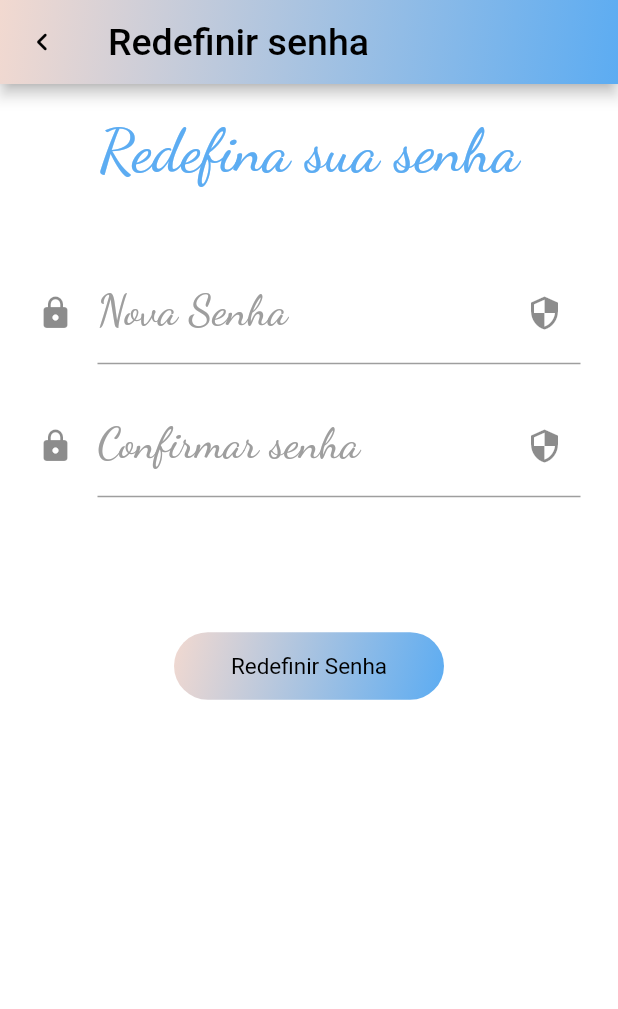
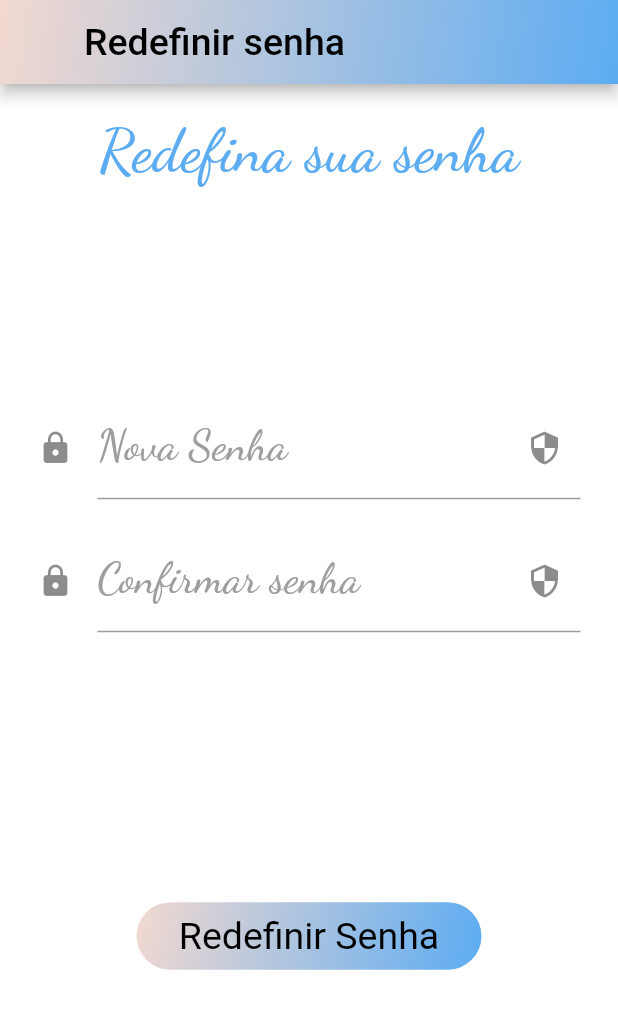
Before and after one commit to KalilBalech/H8Book, a Flutter app: the RecuperarSenha screen opened directly, after a tap on "Recuperar Senha", on a phone screen of 412 x 824 dp. Shown: the top 1009 px of the screen. Run offline on Flutter 3.47's test engine with Material 2 defaults, Android fonts, the phone set to English and light mode, and no system bars; our stand-ins replace cloud_firestore, firebase_core, fluttertoast; accounts and stored records are empty; Roboto replaces fonts that are missing (CaviarDreams).

```diff
--- a/lib/Pages/Usuario/recuperar_senha.dart
+++ b/lib/Pages/Usuario/recuperar_senha.dart
@@ -29,6 +29,7 @@ class _RecuperarSenhaState extends State<RecuperarSenha> {
     return Scaffold(
       backgroundColor: MyColors.corBasica,
       appBar: AppBar(
+        titleSpacing: 0,
         leading: Builder(
           builder: (BuildContext context) {
             return IconButton(
@@ -68,46 +69,12 @@ class _RecuperarSenhaState extends State<RecuperarSenha> {
                   "Preencha seus dados",
                   style: TextStyle(
                     color: MyColors.corPrincipal,
-                    fontSize: 29,
+                    fontSize: 35,
                     fontWeight: FontWeight.w400,
                     fontFamily: "DancingScript",
                   ),
                 ),
-                Container(
-                  decoration: BoxDecoration(
-                    color: Colors.white,
-                    borderRadius: BorderRadius.circular(20),
-                  ),
-                  margin: EdgeInsets.symmetric(horizontal: 20, vertical: 10),
-                  padding: EdgeInsets.symmetric(horizontal: 5),
-                  child: Form(
-                    key: _emailKey,
-                    child: TextFormField(
-                      validator: (valor) {
-                        if (valor.isEmpty) {
-                          return 'Escreva seu email';
-                        }
-                        if (!valor.contains("@")) {
-                          return 'Email inválido';
-                        }
-                        return null;
-                      },
-                      keyboardType: TextInputType.emailAddress,
-                      autofillHints: [AutofillHints.email],
-                      controller: _email,
-                      decoration: InputDecoration(
-                        labelText: "Email",
-                        labelStyle: TextStyle(
-                          color: Colors.grey,
-                          fontSize: 29,
-                          fontWeight: FontWeight.w400,
-                          fontFamily: "DancingScript",
-                        ),
-                        icon: Icon(Icons.email_outlined),
-                      ),
-                    ),
-                  ),
-                ),
+                SizedBox(height: 20),
                 Container(
                   decoration: BoxDecoration(
                     color: Colors.white,
@@ -170,13 +137,48 @@ class _RecuperarSenhaState extends State<RecuperarSenha> {
                     ),
                   ),
                 ),
+                Container(
+                  decoration: BoxDecoration(
+                    color: Colors.white,
+                    borderRadius: BorderRadius.circular(20),
+                  ),
+                  margin: EdgeInsets.symmetric(horizontal: 20, vertical: 10),
+                  padding: EdgeInsets.symmetric(horizontal: 5),
+                  child: Form(
+                    key: _emailKey,
+                    child: TextFormField(
+                      validator: (valor) {
+                        if (valor.isEmpty) {
+                          return 'Escreva seu email';
+                        }
+                        if (!valor.contains("@")) {
+                          return 'Email inválido';
+                        }
+                        return null;
+                      },
+                      keyboardType: TextInputType.emailAddress,
+                      autofillHints: [AutofillHints.email],
+                      controller: _email,
+                      decoration: InputDecoration(
+                        labelText: "Email",
+                        labelStyle: TextStyle(
+                          color: Colors.grey,
+                          fontSize: 29,
+                          fontWeight: FontWeight.w400,
+                          fontFamily: "DancingScript",
+                        ),
+                        icon: Icon(Icons.email_outlined),
+                      ),
+                    ),
+                  ),
+                ),
                 SizedBox(
                   height: 40,
                 ),
                 _dadosIncorretos
                     ? Container(
                         child: Text(
-                          "Dados inseridos incorretos",
+                          "Dados incorretos",
                           textAlign: TextAlign.center,
                           style: TextStyle(
                             fontFamily: "CaviarDreams",
@@ -187,25 +189,17 @@ class _RecuperarSenhaState extends State<RecuperarSenha> {
                         ),
                       )
                     : Container(),
-                SizedBox(
-                  height: 40,
-                ),
+                SizedBox(height: 10),
                 GestureDetector(
-                    onTap: () async {
-                      await FirebaseFirestore.instance
-                          .collection('Usuários')
-                          .doc(_nomeDeBixo.text + _turma.text)
-                          .get()
-                          .then((DocumentSnapshot documentSnapshot) {
-                        if (documentSnapshot.exists &&
-                            documentSnapshot['Email'] == _email.text) {
-                          Navigator.push(
-                              context,
-                              MaterialPageRoute(
-                                  builder: (context) => RedefinirSenha(
-                                      nomeDeBixo: _nomeDeBixo.text,
-                                      turma: _turma.text)));
-                        } else {
+                    onTap: () {
+                      FirebaseFirestore.instance.collection('Usuários').doc(_nomeDeBixo.text+_turma.text).get().then((DocumentSnapshot documentSnapshot) {
+                      if (documentSnapshot.exists && documentSnapshot['Email'] == _email.text) {
+                        Navigator.push(
+                            context,
+                            MaterialPageRoute(builder: (context) =>  RedefinirSenha(nomeDeBixo: _nomeDeBixo.text, turma: _turma.text)
+                        ));
+                      }
+                        else {
                           setState(() {
                             _dadosIncorretos = true;
                           });
@@ -235,13 +229,13 @@ class _RecuperarSenhaState extends State<RecuperarSenha> {
         borderRadius: BorderRadius.circular(50),
       ),
       height: 45,
-      width: 180,
+      width: 230,
       child: Center(
         child: Text(
           texto,
           style: TextStyle(
             color: Colors.black,
-            fontSize: 15,
+            fontSize: 25,
             fontFamily: "CaviarDreams",
           ),
         ),
@@ -266,7 +260,7 @@ Widget titulo(String texto) {
             ),
           ),
         ),
-        SizedBox(height: 30),
+        SizedBox(height: 20),
       ],
     ),
   );
--- a/lib/Pages/Usuario/redefinirSenha.dart
+++ b/lib/Pages/Usuario/redefinirSenha.dart
@@ -1,5 +1,7 @@
 import 'package:cloud_firestore/cloud_firestore.dart';
 import 'package:flutter/material.dart';
+import 'package:fluttertoast/fluttertoast.dart';
+import 'package:h_book/Pages/Usuario/reconhecimento.dart';
 import 'package:h_book/config/my_colors.dart';
 
 class RedefinirSenha extends StatefulWidget {
@@ -14,7 +16,6 @@ class RedefinirSenha extends StatefulWidget {
 
 class _RedefinirSenhaState extends State<RedefinirSenha> {
   bool _secureText = true;
-  bool _recuperado = false;
 
   TextEditingController _novaSenha = TextEditingController();
   TextEditingController _confirmarNovaSenha = TextEditingController();
@@ -27,15 +28,8 @@ class _RedefinirSenhaState extends State<RedefinirSenha> {
     return Scaffold(
       backgroundColor: MyColors.corBasica,
       appBar: AppBar(
-        leading: Builder(
-          builder: (BuildContext context) {
-            return IconButton(
-                icon: Icon(Icons.navigate_before_rounded),
-                onPressed: () {
-                  Navigator.pop(context);
-                });
-          },
-        ),
+        leading: Container(),
+        titleSpacing: 0,
         flexibleSpace: Container(
           decoration: BoxDecoration(
               gradient: LinearGradient(
@@ -153,39 +147,24 @@ class _RedefinirSenhaState extends State<RedefinirSenha> {
                   SizedBox(
                     height: 40,
                   ),
-                  _recuperado
-                      ? Container(
-                          child: Text(
-                            "Senha redefinida com sucesso!\n\nPressione voltar para logar normalmente",
-                            textAlign: TextAlign.center,
-                            style: TextStyle(
-                              fontFamily: "CaviarDreams",
-                              fontWeight: FontWeight.bold,
-                              color: Colors.red,
-                              fontSize: 15,
-                            ),
-                          ),
-                        )
-                      : Container(),
-                  SizedBox(
-                    height: 40,
-                  ),
+                  SizedBox(height: 130),
                   GestureDetector(
                       onTap: () {
                         if (_novaSenhaKey.currentState.validate() &&
                             _confirmarNovaSenhaKey.currentState.validate()) {
-                          DocumentReference documento = FirebaseFirestore
-                              .instance
-                              .collection("Usuários")
-                              .doc(widget.nomeDeBixo + widget.turma);
-
-                          documento.update(
-                              <String, Object>{"Senha": _novaSenha.text});
-                          {
-                            setState(() {
-                              _recuperado = true;
-                            });
-                          }
+                          FirebaseFirestore.instance.collection("Usuários").doc(widget.nomeDeBixo + widget.turma).update({"Senha": _novaSenha.text});
+                          Fluttertoast.showToast(
+                            msg: "Senha redefinida com sucesso!",
+                            backgroundColor: MyColors.corPrincipal,
+                            textColor: MyColors.corSecundaria,
+                            toastLength: Toast.LENGTH_SHORT,
+                            timeInSecForIosWeb: 1,
+                            fontSize: 16
+                          );
+                          Navigator.push(
+                             context,
+                             MaterialPageRoute(builder: (context) =>  Reconhecimento()
+                          ));
                         }
                       },
                       child: botao("Redefinir Senha")),
@@ -212,13 +191,13 @@ class _RedefinirSenhaState extends State<RedefinirSenha> {
         borderRadius: BorderRadius.circular(50),
       ),
       height: 45,
-      width: 180,
+      width: 230,
       child: Center(
         child: Text(
           texto,
           style: TextStyle(
             color: Colors.black,
-            fontSize: 15,
+            fontSize: 25,
             fontFamily: "CaviarDreams",
           ),
         ),
@@ -243,7 +222,7 @@ Widget titulo(String texto) {
             ),
           ),
         ),
-        SizedBox(height: 30),
+        SizedBox(height: 120),
       ],
     ),
   );
--- a/pubspec.yaml
+++ b/pubspec.yaml
@@ -28,6 +28,7 @@ dependencies:
   firebase_analytics: ^8.1.2
   firebase_auth: ^2.0.0
   cloud_firestore: ^2.3.0
+  fluttertoast: ^8.0.7
 
   # The following adds the Cupertino Icons font to your application.
   # Use with the CupertinoIcons class for iOS style icons.
```
Also changed, not shown: pubspec.lock.
